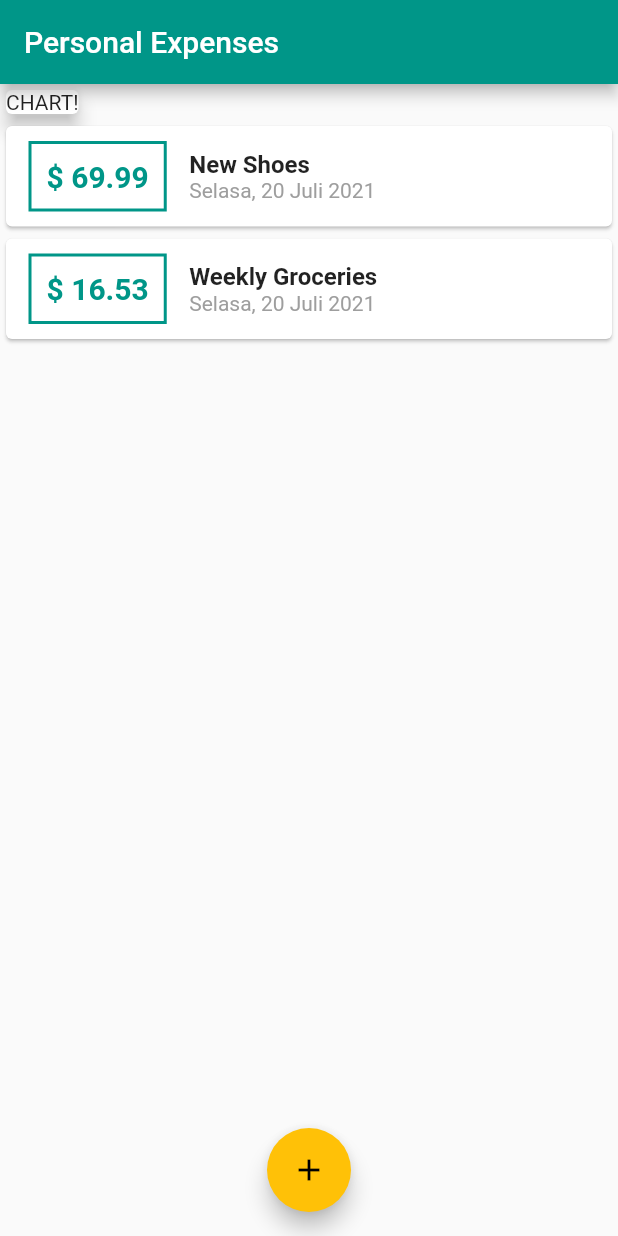
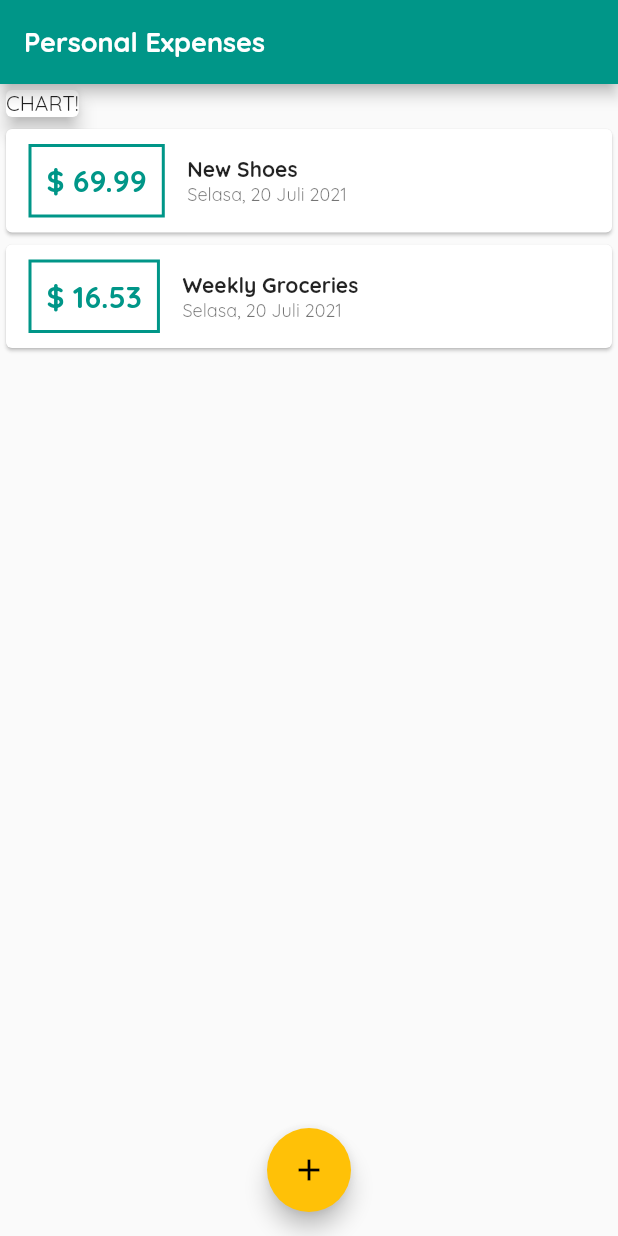
Before and after one commit to Dzaky02/expenses_app, a Flutter app: the screen it shows after launch, on a phone screen of 412 x 824 dp. Run offline on Flutter 3.47's test engine with Material 2 defaults, Android fonts, the phone set to English and light mode, and no system bars; our stand-ins replace google_fonts.

Commit message:
Custom Font and textTheme.

```diff
--- a/lib/main.dart
+++ b/lib/main.dart
@@ -1,4 +1,5 @@
 import 'package:flutter/material.dart';
+import 'package:google_fonts/google_fonts.dart';
 import 'package:intl/date_symbol_data_local.dart';
 
 import './models/transaction.dart';
@@ -21,6 +22,15 @@ class MyApp extends StatelessWidget {
       theme: ThemeData(
         primarySwatch: Colors.teal,
         accentColor: Colors.amber,
+        textTheme: GoogleFonts.quicksandTextTheme(),
+        appBarTheme: AppBarTheme(
+          textTheme: GoogleFonts.quicksandTextTheme().copyWith(
+            headline6: GoogleFonts.quicksand().copyWith(
+              fontSize: 18,
+              fontWeight: FontWeight.bold,
+            ),
+          ),
+        ),
       ),
       home: HomePage(),
     );
--- a/lib/widgets/transaction_list.dart
+++ b/lib/widgets/transaction_list.dart
@@ -31,11 +31,9 @@ class TransactionList extends StatelessWidget {
               ),
               child: Text(
                 '\$ ${transactions[index].amount.toStringAsFixed(2)}',
-                style: TextStyle(
-                  fontWeight: FontWeight.bold,
-                  fontSize: 20,
-                  color: Theme.of(context).primaryColor,
-                ),
+                style: Theme.of(context).textTheme.headline6?.copyWith(
+                    fontWeight: FontWeight.bold,
+                    color: Theme.of(context).primaryColor),
               ),
             ),
             Column(
@@ -43,16 +41,15 @@ class TransactionList extends StatelessWidget {
               children: [
                 Text(
                   transactions[index].title,
-                  style: TextStyle(
-                    fontSize: 16,
-                    fontWeight: FontWeight.bold,
-                  ),
+                  style: Theme.of(context).textTheme.bodyText1?.copyWith(
+                        fontWeight: FontWeight.bold,
+                      ),
                 ),
                 Text(
                   DateFormat('EEEE, dd MMMM y', 'in').format(
                     transactions[index].date.toLocal(),
                   ),
-                  style: TextStyle(color: Colors.grey),
+                  style: Theme.of(context).textTheme.caption,
                 ),
               ],
             ),
--- a/pubspec.yaml
+++ b/pubspec.yaml
@@ -31,6 +31,9 @@ dependencies:
 
   # For formating purpose
   intl: ^0.17.0
+
+  # Consuming google fonts
+  google_fonts: ^2.1.0
 
 dev_dependencies:
   flutter_test:
```
Also changed, not shown: pubspec.lock.
